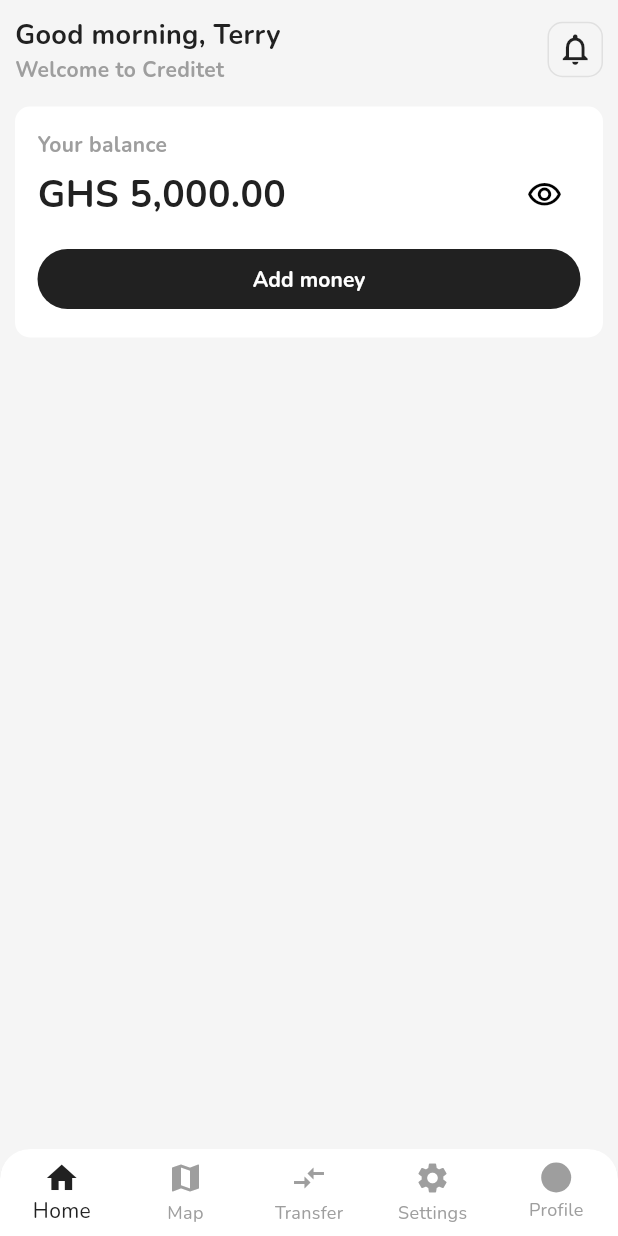
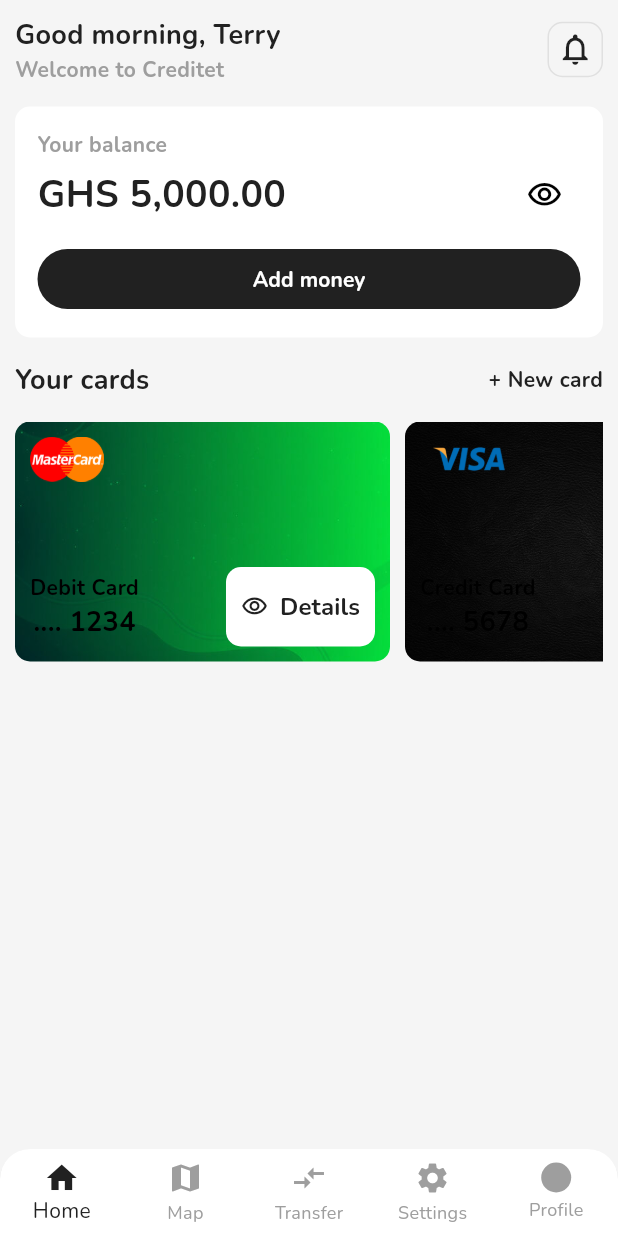
Before and after one commit to Grld-Andy/Banking-Mobile, a Flutter app: the screen it shows after launch, on a phone screen of 412 x 824 dp. Run offline on Flutter 3.47's test engine with Material 3 defaults, Android fonts, the phone set to English and light mode, and no system bars.

Commit message:
add bank cards

```diff
--- /dev/null
+++ b/lib/features/main/domain/models/bank_card.dart
@@ -0,0 +1,13 @@
+class BankCard {
+  final String cardType;
+  final String cardNumber;
+  final String backgroundImage;
+  final String bankLogo;
+
+  BankCard({
+    required this.cardType,
+    required this.cardNumber,
+    required this.backgroundImage,
+    required this.bankLogo,
+  });
+}
--- a/lib/features/main/presentation/homepage.dart
+++ b/lib/features/main/presentation/homepage.dart
@@ -1,5 +1,6 @@
 import 'package:flutter/material.dart';
 import 'package:intl/intl.dart';
+import 'package:mobile_bank/features/main/domain/models/bank_card.dart';
 
 class Homepage extends StatefulWidget {
   const Homepage({super.key});
@@ -25,6 +26,28 @@ class _HomepageState extends State<Homepage> {
       return hiddenMoney;
     }
   }
+
+  final List<BankCard> myCards = [
+    BankCard(
+      cardType: "Debit Card",
+      cardNumber: ".... 1234",
+      backgroundImage: 'assets/images/mastercardBg.jpg',
+      bankLogo: 'assets/images/mastercard.png',
+    ),
+    BankCard(
+      cardType: "Credit Card",
+      cardNumber: ".... 5678",
+      backgroundImage: 'assets/images/visaBg.jpg',
+      bankLogo: 'assets/images/visa.png',
+    ),
+    BankCard(
+      cardType: "Bank",
+      cardNumber: ".... 5678",
+      backgroundImage: 'assets/images/bankBg.webp',
+      bankLogo: 'assets/images/bank.jpg',
+    ),
+  ];
+
 
 
   @override
@@ -128,7 +151,119 @@ class _HomepageState extends State<Homepage> {
         ),
 
         // Your cards
-        // Container(),
+        Row(
+          mainAxisAlignment: MainAxisAlignment.spaceBetween,
+          children: [
+            Text(
+              "Your cards",
+              style: TextStyle(
+                color: Theme.of(context).colorScheme.inversePrimary,
+                fontWeight: FontWeight.bold,
+                fontSize: Theme.of(context).textTheme.bodyLarge?.fontSize
+              ),
+            ),
+            Text(
+              "+ New card",
+              style: TextStyle(
+                color: Theme.of(context).colorScheme.inversePrimary,
+                fontWeight: FontWeight.bold,
+                fontSize: Theme.of(context).textTheme.bodySmall?.fontSize
+              ),
+            )
+          ],
+        ),
+        SizedBox(
+          height: 160,
+          child: ListView.separated(
+            scrollDirection: Axis.horizontal,
+            itemCount: myCards.length,
+            separatorBuilder: (_, __) => SizedBox(width: 10),
+            itemBuilder: (context, index) {
+              final card = myCards[index];
+              return SizedBox(
+                width: 250,
+                child: Stack(
+                  children: [
+                    ClipRRect(
+                      borderRadius: BorderRadius.circular(10),
+                      child: Container(
+                        decoration: BoxDecoration(
+                          borderRadius: BorderRadius.circular(10)
+                        ),
+                        child: Image.asset(
+                          card.backgroundImage,
+                          height: 160,
+                          width: double.infinity,
+                          fit: BoxFit.cover,
+                        ),
+                      ),
+                    ),
+                    Padding(
+                      padding: EdgeInsets.all(10),
+                      child: Column(
+                        crossAxisAlignment: CrossAxisAlignment.start,
+                        mainAxisAlignment: MainAxisAlignment.spaceBetween,
+                        children: [
+                          Image.asset(
+                            card.bankLogo,
+                            height: 30,
+                          ),
+                          Row(
+                            mainAxisAlignment: MainAxisAlignment.spaceBetween,
+                            children: [
+                              Column(
+                                children: [
+                                  Text(
+                                    card.cardType,
+                                    style: TextStyle(
+                                      color: Colors.black,
+                                      fontWeight: FontWeight.bold,
+                                      fontSize: Theme.of(context).textTheme.bodySmall?.fontSize
+                                    ),
+                                  ),
+                                  Text(
+                                    card.cardNumber,
+                                    style: TextStyle(
+                                      color: Colors.black,
+                                      fontWeight: FontWeight.bold,
+                                      fontSize: Theme.of(context).textTheme.bodyLarge?.fontSize
+                                    ),
+                                  ),
+                                ],
+                              ),
+                              TextButton.icon(
+                                onPressed: (){},
+                                style: TextButton.styleFrom(
+                                  backgroundColor: Theme.of(context).colorScheme.tertiary,
+                                  shape: RoundedRectangleBorder(
+                                    borderRadius: BorderRadius.circular(10), // smaller radius
+                                  ),
+                                  padding: EdgeInsets.symmetric(horizontal: 10, vertical: 15)
+                                ),
+                                icon: Icon(
+                                  Icons.visibility_outlined,
+                                  color: Theme.of(context).colorScheme.inversePrimary
+                                ),
+                                label: Text(
+                                  "Details",
+                                  style: TextStyle(
+                                    color: Theme.of(context).colorScheme.inversePrimary,
+                                    fontWeight: FontWeight.bold,
+                                    fontSize: Theme.of(context).textTheme.bodyMedium?.fontSize
+                                  ),
+                                ),
+                              )
+                            ],
+                          )
+                        ],
+                      ),
+                    )
+                  ]
+                ),
+              );
+            }
+          ),
+        ),
 
         // Transactions
         // Container(),
```
Also changed, not shown: assets/images/bank.jpg (added), assets/images/bankBg.webp (added), assets/images/mastercardBg.jpg (added), assets/images/visaBg.jpg (added).
